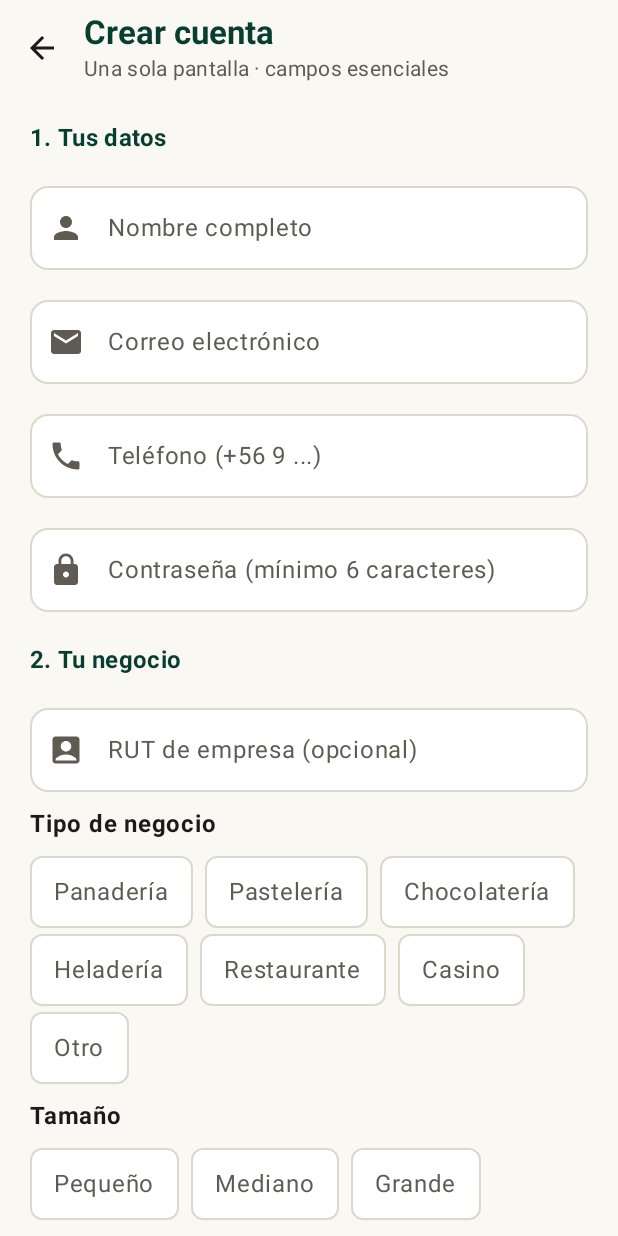
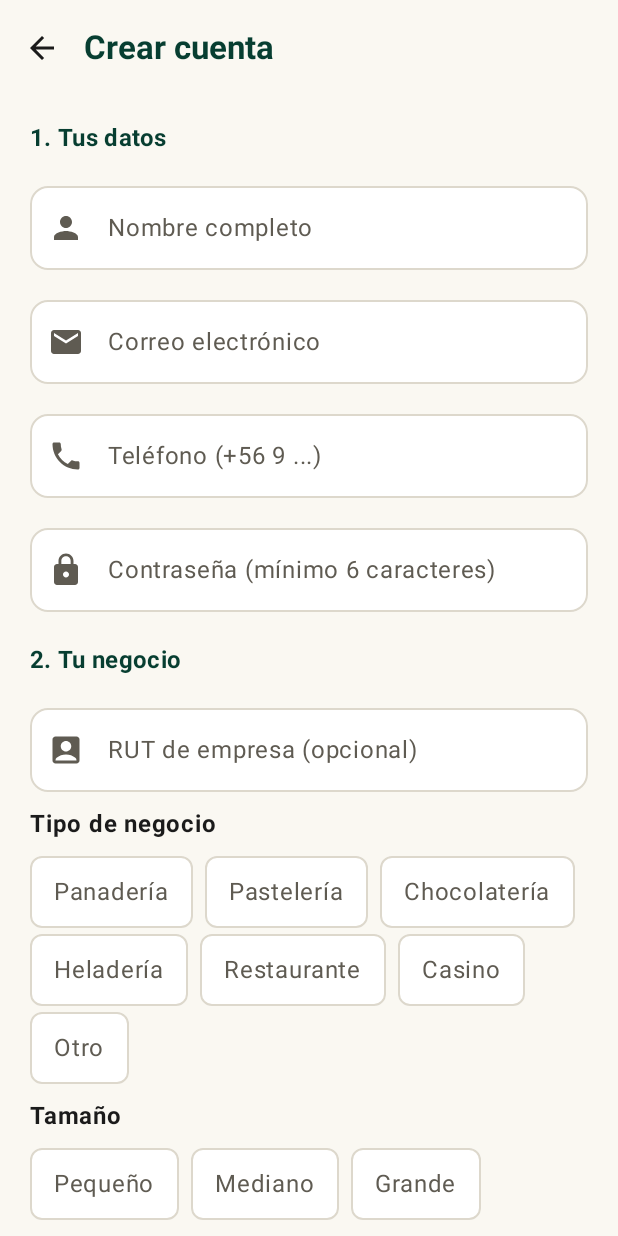
Before and after one commit to jparevalozuaza/AppMasterMartini_Grupo13, an Android app built with Jetpack Compose: the RegistroScreen screen opened through its navigation route, on a phone screen of 412 x 824 dp. Run offline under Robolectric (Android 15) with nearby library versions, the phone set to English and light mode, and no system bars; our stand-ins replace Room's generated code.

Commit message:
chore(ui): quita los textos de demostración de Login, Registro y Perfil

```diff
--- a/app/src/main/java/cl/duoc/mastermartini/ui/screens/LoginScreen.kt
+++ b/app/src/main/java/cl/duoc/mastermartini/ui/screens/LoginScreen.kt
@@ -6,7 +6,6 @@ import androidx.compose.animation.fadeIn
 import androidx.compose.animation.fadeOut
 import androidx.compose.animation.shrinkVertically
 import androidx.compose.foundation.Image
-import androidx.compose.foundation.layout.Arrangement
 import androidx.compose.foundation.layout.Column
 import androidx.compose.foundation.layout.Row
 import androidx.compose.foundation.layout.Spacer
@@ -46,7 +45,6 @@ import androidx.compose.ui.res.painterResource
 import androidx.compose.ui.text.font.FontWeight
 import androidx.compose.ui.text.input.ImeAction
 import androidx.compose.ui.text.input.KeyboardType
-import androidx.compose.ui.text.style.TextAlign
 import androidx.compose.ui.unit.dp
 import cl.duoc.mastermartini.R
 import cl.duoc.mastermartini.navigation.Screen
@@ -232,22 +230,6 @@ fun LoginScreen(
             )
 
             Spacer(modifier = Modifier.height(24.dp))
-            Column(
-                horizontalAlignment = Alignment.CenterHorizontally,
-                verticalArrangement = Arrangement.spacedBy(2.dp)
-            ) {
-                Text(
-                    text = "Cuenta demo: demo@martini.cl · martini123",
-                    style = MaterialTheme.typography.labelLarge,
-                    textAlign = TextAlign.Center
-                )
-                Text(
-                    text = "Datos ficticios para demostración académica",
-                    style = MaterialTheme.typography.labelMedium,
-                    color = MaterialTheme.colorScheme.onSurfaceVariant,
-                    textAlign = TextAlign.Center
-                )
-            }
         }
     }
 }
--- a/app/src/main/java/cl/duoc/mastermartini/ui/screens/PerfilScreen.kt
+++ b/app/src/main/java/cl/duoc/mastermartini/ui/screens/PerfilScreen.kt
@@ -362,12 +362,7 @@ fun PerfilScreen(
                     ) {
                         Text("Cerrar sesión", fontWeight = FontWeight.Bold)
                     }
-                    Text(
-                        text = "Datos ficticios para demostración académica",
-                        style = MaterialTheme.typography.labelMedium,
-                        color = MaterialTheme.colorScheme.onSurfaceVariant,
-                        modifier = Modifier.padding(bottom = 24.dp)
-                    )
+                    Spacer(modifier = Modifier.height(24.dp))   // margen inferior bajo el botón
                 }
             }
         }
--- a/app/src/main/java/cl/duoc/mastermartini/ui/screens/RegistroScreen.kt
+++ b/app/src/main/java/cl/duoc/mastermartini/ui/screens/RegistroScreen.kt
@@ -4,7 +4,6 @@ import androidx.compose.foundation.layout.Arrangement
 import androidx.compose.foundation.layout.Column
 import androidx.compose.foundation.layout.Spacer
 import androidx.compose.foundation.layout.fillMaxSize
-import androidx.compose.foundation.layout.fillMaxWidth
 import androidx.compose.foundation.layout.height
 import androidx.compose.foundation.layout.padding
 import androidx.compose.foundation.rememberScrollState
@@ -72,14 +71,7 @@ fun RegistroScreen(
         topBar = {
             TopAppBar(
                 title = {
-                    Column {
-                        Text("Crear cuenta", fontWeight = FontWeight.Bold, color = MaterialTheme.colorScheme.tertiary)
-                        Text(
-                            "Una sola pantalla · campos esenciales",
-                            style = MaterialTheme.typography.bodyMedium,
-                            color = MaterialTheme.colorScheme.onSurfaceVariant
-                        )
-                    }
+                    Text("Crear cuenta", fontWeight = FontWeight.Bold, color = MaterialTheme.colorScheme.tertiary)
                 },
                 navigationIcon = {
                     IconButton(onClick = { mainViewModel.navigateBack() }) {
@@ -181,14 +173,7 @@ fun RegistroScreen(
                 },
                 cargando = estado.guardando
             )
-            Text(
-                text = "Al continuar aceptas usar datos ficticios de prueba.",
-                style = MaterialTheme.typography.labelMedium,
-                color = MaterialTheme.colorScheme.onSurfaceVariant,
-                modifier = Modifier
-                    .fillMaxWidth()
-                    .padding(bottom = 24.dp)
-            )
+            Spacer(modifier = Modifier.height(24.dp))   // margen inferior bajo el botón
         }
     }
 }
```
